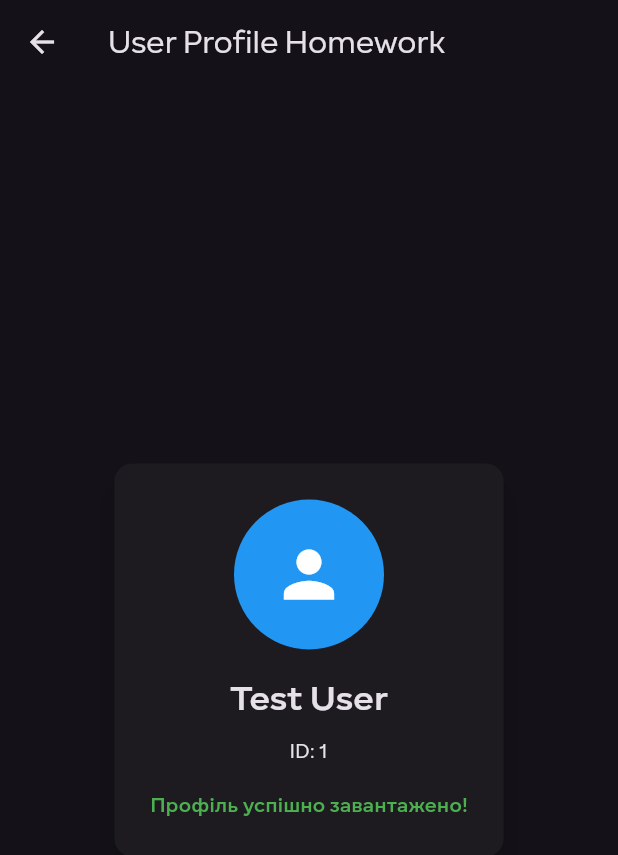
After one commit to koss-shtukert/rd_first_project, a Flutter app: the _UserProfileView screen opened directly, after a tap on "Спробувати знову", on a phone screen of 412 x 824 dp. The commit adds this screen. Shown: the top 855 px of the screen. Run offline on Flutter 3.47's test engine with Material 3 defaults, Android fonts, the phone set to English and light mode, and no system bars; our stand-ins replace flutter_bloc, go_router; project files that could hold a hidden picture were left out.

Commit message:
feat-FLAB-22-homework: Обробка помилок та логування

```diff
--- /dev/null
+++ b/lib/lesson_22/data/repository/entity/user_entity.dart
@@ -0,0 +1,6 @@
+class UserEntity {
+  UserEntity({required this.id, required this.name});
+
+  final String id;
+  final String name;
+}
--- /dev/null
+++ b/lib/lesson_22/data/repository/error/custom_server_error.dart
@@ -0,0 +1,8 @@
+class CustomServerError implements Exception {
+  CustomServerError(this.message);
+
+  final String message;
+
+  @override
+  String toString() => 'CustomServerError: $message';
+}
--- /dev/null
+++ b/lib/lesson_22/data/repository/fake_user_repository.dart
@@ -0,0 +1,18 @@
+import 'package:rd_first_project/lesson_22/data/repository/entity/user_entity.dart';
+import 'package:rd_first_project/lesson_22/data/repository/error/custom_server_error.dart';
+
+class FakeUserRepository {
+  Future<UserEntity> getUserProfile(bool shouldFail) async {
+    await Future<void>.delayed(const Duration(seconds: 1));
+
+    try {
+      if (shouldFail) {
+        throw Exception('Server is temporarily unavailable');
+      }
+
+      return UserEntity(id: '1', name: 'Test User');
+    } on Exception catch (e) {
+      throw CustomServerError(e.toString());
+    }
+  }
+}
--- /dev/null
+++ b/lib/lesson_22/presentation/cubit/user_profile_cubit.dart
@@ -0,0 +1,23 @@
+import 'package:flutter_bloc/flutter_bloc.dart';
+import 'package:rd_first_project/lesson_22/data/repository/error/custom_server_error.dart';
+import 'package:rd_first_project/lesson_22/data/repository/fake_user_repository.dart';
+import 'package:rd_first_project/lesson_22/presentation/cubit/user_profile_state.dart';
+
+class UserProfileCubit extends Cubit<UserProfileState> {
+  UserProfileCubit(this._repository) : super(UserProfileLoading());
+
+  final FakeUserRepository _repository;
+
+  Future<void> loadUserProfile({bool shouldFail = true}) async {
+    emit(UserProfileLoading());
+
+    try {
+      final user = await _repository.getUserProfile(shouldFail);
+      emit(UserProfileLoaded(user));
+    } on CustomServerError catch (e) {
+      emit(UserProfileError(e.message));
+    } on Exception catch (e) {
+      emit(UserProfileError('Невідома помилка: $e'));
+    }
+  }
+}
--- /dev/null
+++ b/lib/lesson_22/presentation/cubit/user_profile_state.dart
@@ -0,0 +1,17 @@
+import 'package:rd_first_project/lesson_22/data/repository/entity/user_entity.dart';
+
+sealed class UserProfileState {}
+
+final class UserProfileLoading implements UserProfileState {}
+
+final class UserProfileLoaded implements UserProfileState {
+  UserProfileLoaded(this.user);
+
+  final UserEntity user;
+}
+
+final class UserProfileError implements UserProfileState {
+  UserProfileError(this.message);
+
+  final String message;
+}
--- /dev/null
+++ b/lib/lesson_22/presentation/ui/screens/homework_22_screen.dart
@@ -0,0 +1,47 @@
+import 'package:flutter/material.dart';
+import 'package:go_router/go_router.dart';
+import 'package:rd_first_project/main/entity/task_entity.dart';
+import 'package:rd_first_project/main/widget/nav_button.dart';
+import 'package:rd_first_project/main/widget/section_header.dart';
+import 'package:rd_first_project/router/route_names.dart';
+
+final _tasks = [TaskEntity(number: 1, title: 'Профіль користувача')];
+
+class Homework22Screen extends StatelessWidget {
+  const Homework22Screen({super.key});
+
+  @override
+  Widget build(BuildContext context) {
+    return Scaffold(
+      appBar: AppBar(
+        backgroundColor: Colors.blueGrey,
+        title: Text('Заняття 22'),
+      ),
+      body: SingleChildScrollView(
+        padding: const EdgeInsets.all(16),
+        child: Column(
+          children: [
+            SectionHeader(
+              title: 'Заняття 22 Обробка помилок та логування',
+              subtitle: 'Обери завдання',
+            ),
+            ...List.generate(_tasks.length, (index) {
+              final task = _tasks[index];
+
+              return NavButton(
+                label: '${task.number}. ${task.title}',
+                onPressed: () => context.goNamed(
+                  RouteNames.task,
+                  pathParameters: {
+                    'number': '22',
+                    'taskNumber': '${task.number}',
+                  },
+                ),
+              );
+            }),
+          ],
+        ),
+      ),
+    );
+  }
+}
--- /dev/null
+++ b/lib/lesson_22/presentation/ui/screens/user_profile_homework_screen.dart
@@ -0,0 +1,124 @@
+import 'package:flutter/material.dart';
+import 'package:flutter_bloc/flutter_bloc.dart';
+import 'package:rd_first_project/lesson_22/data/repository/entity/user_entity.dart';
+import 'package:rd_first_project/lesson_22/data/repository/fake_user_repository.dart';
+import 'package:rd_first_project/lesson_22/presentation/cubit/user_profile_cubit.dart';
+import 'package:rd_first_project/lesson_22/presentation/cubit/user_profile_state.dart';
+
+class UserProfileHomeworkScreen extends StatelessWidget {
+  const UserProfileHomeworkScreen({super.key});
+
+  @override
+  Widget build(BuildContext context) {
+    return BlocProvider(
+      create: (_) => UserProfileCubit(FakeUserRepository())..loadUserProfile(),
+      child: const _UserProfileView(),
+    );
+  }
+}
+
+class _UserProfileView extends StatelessWidget {
+  const _UserProfileView();
+
+  @override
+  Widget build(BuildContext context) {
+    return Scaffold(
+      appBar: AppBar(title: const Text('User Profile Homework')),
+      body: BlocBuilder<UserProfileCubit, UserProfileState>(
+        builder: (context, state) {
+          return switch (state) {
+            UserProfileLoading() => const Center(
+              child: CircularProgressIndicator(),
+            ),
+            UserProfileLoaded() => _LoadedProfileWidget(user: state.user),
+            UserProfileError() => _ErrorWidget(message: state.message),
+          };
+        },
+      ),
+    );
+  }
+}
+
+class _ErrorWidget extends StatelessWidget {
+  const _ErrorWidget({required this.message});
+
+  final String message;
+
+  @override
+  Widget build(BuildContext context) {
+    return Center(
+      child: Padding(
+        padding: const EdgeInsets.all(24),
+        child: Column(
+          mainAxisSize: MainAxisSize.min,
+          children: [
+            const Icon(Icons.error_outline, size: 64, color: Colors.red),
+            const SizedBox(height: 16),
+            Text(
+              message,
+              textAlign: TextAlign.center,
+              style: const TextStyle(fontSize: 16),
+            ),
+            const SizedBox(height: 24),
+            ElevatedButton.icon(
+              onPressed: () => context.read<UserProfileCubit>().loadUserProfile(
+                shouldFail: false,
+              ),
+              icon: const Icon(Icons.refresh),
+              label: const Text('Спробувати знову'),
+            ),
+          ],
+        ),
+      ),
+    );
+  }
+}
+
+class _LoadedProfileWidget extends StatelessWidget {
+  const _LoadedProfileWidget({required this.user});
+
+  final UserEntity user;
+
+  @override
+  Widget build(BuildContext context) {
+    return Center(
+      child: Padding(
+        padding: const EdgeInsets.all(16),
+        child: Card(
+          elevation: 8,
+          child: Padding(
+            padding: const EdgeInsets.all(24),
+            child: Column(
+              mainAxisSize: MainAxisSize.min,
+              children: [
+                const CircleAvatar(
+                  radius: 50,
+                  backgroundColor: Colors.blue,
+                  child: Icon(Icons.person, size: 50, color: Colors.white),
+                ),
+                const SizedBox(height: 16),
+                Text(
+                  user.name,
+                  style: const TextStyle(
+                    fontSize: 24,
+                    fontWeight: FontWeight.w600,
+                  ),
+                ),
+                const SizedBox(height: 8),
+                Text('ID: ${user.id}'),
+                const SizedBox(height: 16),
+                const Text(
+                  'Профіль успішно завантажено!',
+                  style: TextStyle(
+                    color: Colors.green,
+                    fontWeight: FontWeight.w600,
+                  ),
+                ),
+              ],
+            ),
+          ),
+        ),
+      ),
+    );
+  }
+}
--- a/lib/main.dart
+++ b/lib/main.dart
@@ -19,6 +19,7 @@ const _homeworks = [
     title: 'BloC. Поєднання віджетів та бізнес-логіки',
   ),
   HomeworkEntity(number: 21, title: 'Explicit Animations'),
+  HomeworkEntity(number: 22, title: 'Обробка помилок та логування'),
   HomeworkEntity(number: 25, title: 'REST API'),
 ];
 
--- a/lib/main/entity/homework_entity.dart
+++ b/lib/main/entity/homework_entity.dart
@@ -6,6 +6,7 @@ import 'package:rd_first_project/lesson_16/homework_16_screen.dart';
 import 'package:rd_first_project/lesson_18/homework_18_screen.dart';
 import 'package:rd_first_project/lesson_19/homework_19_screen.dart';
 import 'package:rd_first_project/lesson_21/homework_21_screen.dart';
+import 'package:rd_first_project/lesson_22/presentation/ui/screens/homework_22_screen.dart';
 import 'package:rd_first_project/main/screen/coming_soon_screen.dart';
 
 class HomeworkEntity {
@@ -22,6 +23,7 @@ class HomeworkEntity {
     18 => const Homework18Screen(),
     19 => const Homework19Screen(),
     21 => const Homework21Screen(),
+    22 => const Homework22Screen(),
     _ => ComingSoonScreen(number: number),
   };
 }
--- a/lib/main/entity/task_entity.dart
+++ b/lib/main/entity/task_entity.dart
@@ -10,6 +10,7 @@ import 'package:rd_first_project/lesson_18/homework_bloc/homework_bloc_screen.da
 import 'package:rd_first_project/lesson_18/homework_cubit/homework_cubit_screen.dart';
 import 'package:rd_first_project/lesson_19/hw_19_task_1_screen.dart';
 import 'package:rd_first_project/lesson_21/hw_21_task_1_screen.dart';
+import 'package:rd_first_project/lesson_22/presentation/ui/screens/user_profile_homework_screen.dart';
 import 'package:rd_first_project/main/screen/coming_soon_screen.dart';
 
 class TaskEntity {
@@ -31,6 +32,7 @@ class TaskEntity {
         (18, 2) => const HomeworkBlocScreen(),
         (19, 1) => const Hw19Task1Screen(),
         (21, 1) => const Hw21Task1Screen(),
+        (22, 1) => const UserProfileHomeworkScreen(),
         _ => ComingSoonScreen(number: lesson),
       };
 }
```
